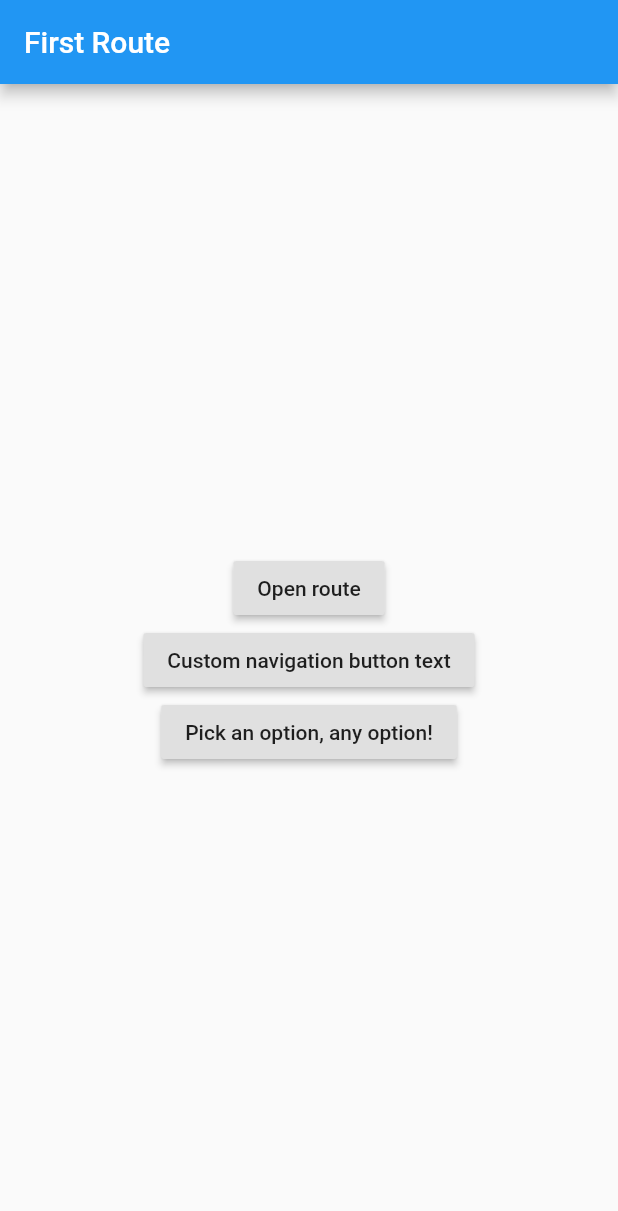
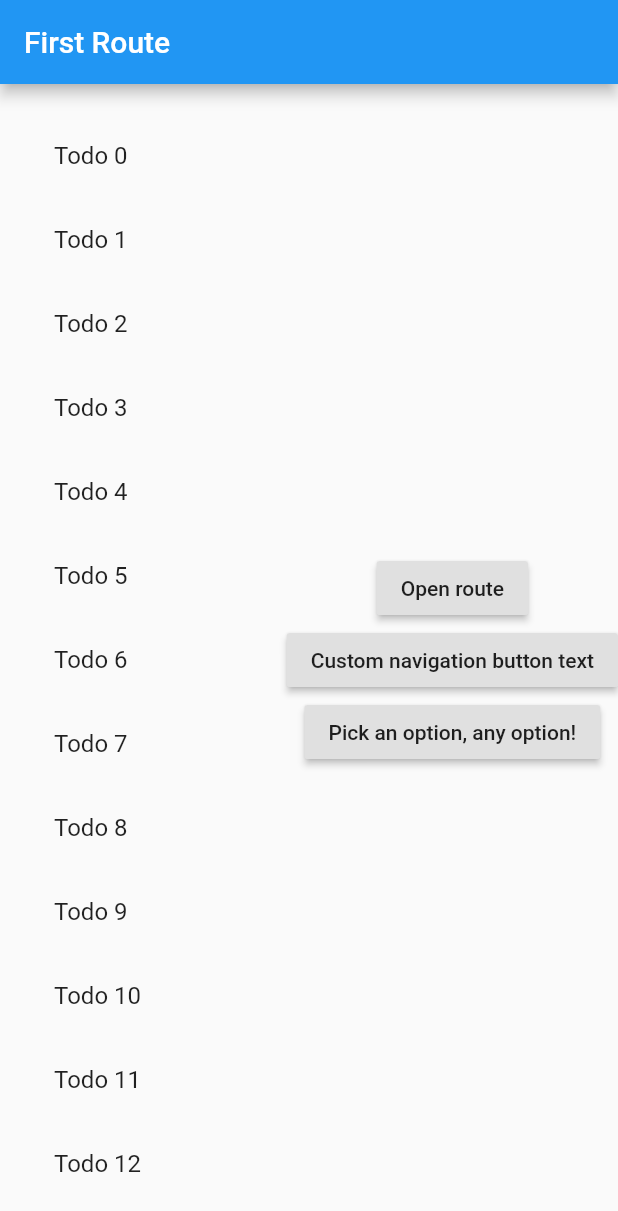
Before and after one commit to juanmaberrocal/flutter-navigation-demo, a Flutter app: the screen it shows after launch, on a phone screen of 412 x 824 dp. Shown: the top 1211 px of the screen. Run offline on Flutter 3.47's test engine with Material 2 defaults, Android fonts, the phone set to English and light mode, and no system bars.

Commit message:
Send data to a new screen

```diff
--- a/lib/main.dart
+++ b/lib/main.dart
@@ -32,6 +32,13 @@ class MyApp extends StatelessWidget {
       },
     );
   }
+}
+
+class Todo {
+  final String title;
+  final String description;
+
+  Todo(this.title, this.description);
 }
 
 // You can pass any object to the arguments parameter.
@@ -106,6 +113,14 @@ class SelectionButton extends StatelessWidget {
 }
 
 class FirstRoute extends StatelessWidget {
+  final todos = List<Todo>.generate(
+    20,
+    (i) => Todo(
+          'Todo $i',
+          'A description of what needs to be done for Todo $i',
+        ),
+  );
+
   @override
   Widget build(BuildContext context) {
     return Scaffold(
@@ -113,7 +128,34 @@ class FirstRoute extends StatelessWidget {
         title: Text('First Route'),
       ),
       body: Center(
-        child: Column(
+        child: Row(
+          children: <Widget>[
+            Expanded(
+              child: Container(
+                padding: const EdgeInsets.all(20.0),
+                alignment: Alignment.center,
+                child: ListView.builder(
+                  itemCount: todos.length,
+                  itemBuilder: (context, index) {
+                    return ListTile(
+                      title: Text(todos[index].title),
+                      // When a user taps the ListTile, navigate to the DetailScreen.
+                      // Notice that you're not only creating a DetailScreen, you're
+                      // also passing the current todo to it.
+                      onTap: () {
+                        Navigator.push(
+                          context,
+                          MaterialPageRoute(
+                            builder: (context) => DetailScreen(todo: todos[index]),
+                          ),
+                        );
+                      },
+                    );
+                  },
+                ),
+              ),
+            ),
+            Column(
               mainAxisAlignment: MainAxisAlignment.center,
               children: <Widget>[
                 RaisedButton(
@@ -134,6 +176,8 @@ class FirstRoute extends StatelessWidget {
                 SelectionButton(),
               ]
             )
+          ]
+        ),
       ),
     );
   }
@@ -217,3 +261,25 @@ class SelectionScreen extends StatelessWidget {
     );
   }
 }
+
+class DetailScreen extends StatelessWidget {
+  // Declare a field that holds the Todo.
+  final Todo todo;
+
+  // In the constructor, require a Todo.
+  DetailScreen({Key key, @required this.todo}) : super(key: key);
+
+  @override
+  Widget build(BuildContext context) {
+    // Use the Todo to create the UI.
+    return Scaffold(
+      appBar: AppBar(
+        title: Text(todo.title),
+      ),
+      body: Padding(
+        padding: EdgeInsets.all(16.0),
+        child: Text(todo.description),
+      ),
+    );
+  }
+}
```
Lines whose indentation alone changed are shown as unchanged.
